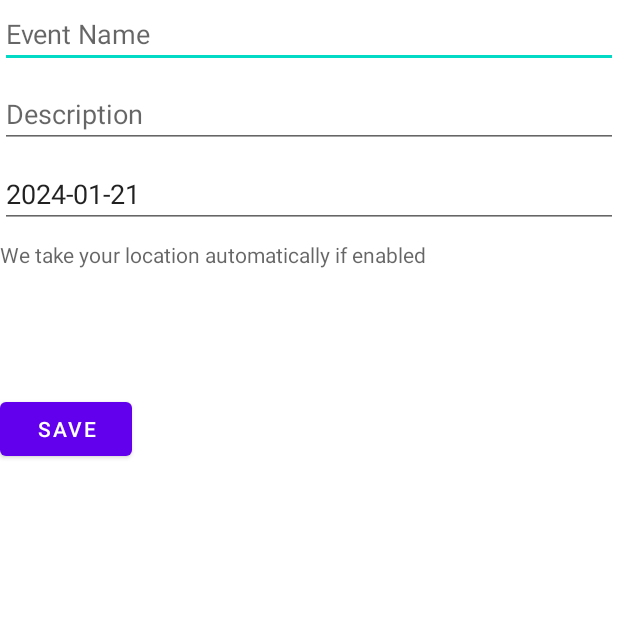
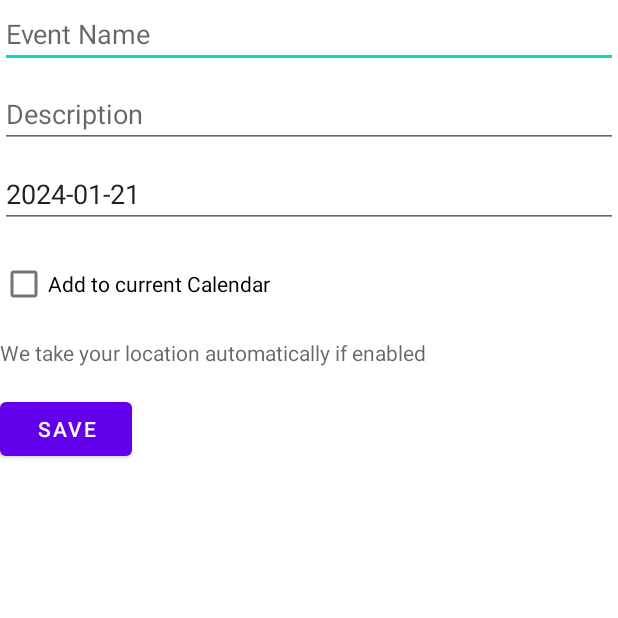
Before and after one commit to H-dymitr/Just-calendar, an Android app: the screen it shows after launch (MainActivity), on a phone screen of 412 x 824 dp, the top half of it. Run offline under Robolectric (Android 15) with nearby library versions, the phone set to English and light mode, and no system bars.

Commit message:
feat: save checkbox state to shared preferences

```diff
--- a/app/src/main/java/com/dh/justcalendar/MainActivity.kt
+++ b/app/src/main/java/com/dh/justcalendar/MainActivity.kt
@@ -17,6 +17,7 @@ import androidx.core.content.ContextCompat
 import com.dh.justcalendar.R
 import com.dh.justcalendar.model.Event
 import android.util.Log
+import android.widget.CheckBox
 import androidx.annotation.RequiresApi
 import com.google.android.gms.location.FusedLocationProviderClient
 import com.google.android.gms.location.LocationServices
@@ -29,8 +30,7 @@ class MainActivity : AppCompatActivity() {
     private lateinit var eventNameEditText: EditText
     private lateinit var descriptionEditText: EditText
     private lateinit var dateEditText: EditText
-    private lateinit var locationEditText: EditText
-    private lateinit var updateLocationButton: Button
+    private lateinit var addCurrentLocationCheckBox: CheckBox
 
     private lateinit var fusedLocationClient: FusedLocationProviderClient
 
@@ -44,11 +44,27 @@ class MainActivity : AppCompatActivity() {
         eventNameEditText = findViewById(R.id.editTextEventName)
         descriptionEditText = findViewById(R.id.editTextDescription)
         dateEditText = findViewById(R.id.editTextDate)
+        addCurrentLocationCheckBox = findViewById(R.id.checkBox)
 
         // TODO: Add date picker for dateEditText
         // add date formater for dateEditText
         val formatter = DateTimeFormatter.ofPattern("yyyy-MM-dd")
         dateEditText.setText(formatter.format(java.time.LocalDate.now()))
+
+        // get addCurrentLocationCheckBox state from shared preferences
+        val sharedPref = this.getPreferences(MODE_PRIVATE)
+        val defaultValue = false
+        val addCurrentLocation = sharedPref.getBoolean("add_current_location", defaultValue)
+        addCurrentLocationCheckBox.isChecked = addCurrentLocation
+
+        // addCurrentLocationCheckBox on click listener
+        addCurrentLocationCheckBox.setOnClickListener {
+            with (sharedPref.edit()) {
+                putBoolean("add_current_location", addCurrentLocationCheckBox.isChecked)
+                apply()
+            }
+        }
+
 
 
 
@@ -146,7 +162,10 @@ class MainActivity : AppCompatActivity() {
                         Log.d("MyApp", "Event Location: ${location.latitude}") // Log the event location
                         val latLng = LatLng(location.latitude, location.longitude)
                         // TODO: Add reverse geocoding to get address from latLng
-                        val address = latLng.toString();
+                        var address = ""
+                        if (addCurrentLocationCheckBox.isChecked) {
+                            address = latLng.toString()
+                        }
 
                         // Prepare event details
                         val event = Event(eventNameEditText.text.toString(), descriptionEditText.text.toString(), dateEditText.text.toString(), address)
--- a/app/src/main/res/layout/activity_main.xml
+++ b/app/src/main/res/layout/activity_main.xml
@@ -31,6 +31,16 @@
         android:hint="Date"
         android:inputType="date" />
 
+<!--    add checkbox-->
+
+
+    <CheckBox
+        android:id="@+id/checkBox"
+        android:layout_width="wrap_content"
+        android:layout_height="wrap_content"
+        android:layout_below="@id/editTextDate"
+        android:layout_marginTop="13dp"
+        android:text="Add to current Calendar" />
 
     <Button
         android:id="@+id/buttonSave"
@@ -45,7 +55,7 @@
         android:layout_width="match_parent"
         android:layout_height="wrap_content"
         android:layout_below="@id/editTextDate"
-        android:layout_marginTop="8dp"
+        android:layout_marginTop="73dp"
         android:hint="We take your location automatically if enabled"
         android:inputType="text" />
 
```
